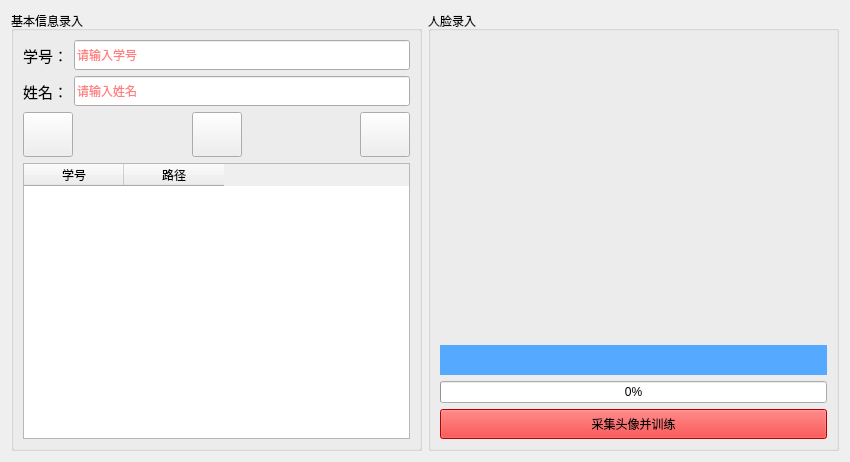
First picture: the form in facetrainwidget.ui, repository eagleqq/FaceRecognition, before the edit.
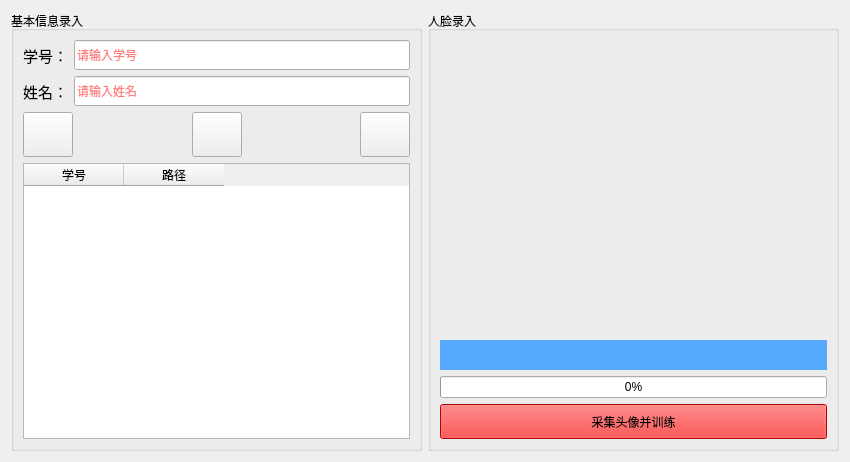
Second picture: the form after the edit. Icons and pictures are not drawn.

```diff
--- a/facetrainwidget.ui
+++ b/facetrainwidget.ui
@@ -338,7 +338,7 @@
         <property name="minimumSize">
          <size>
           <width>0</width>
-          <height>30</height>
+          <height>35</height>
          </size>
         </property>
         <property name="styleSheet">
```
